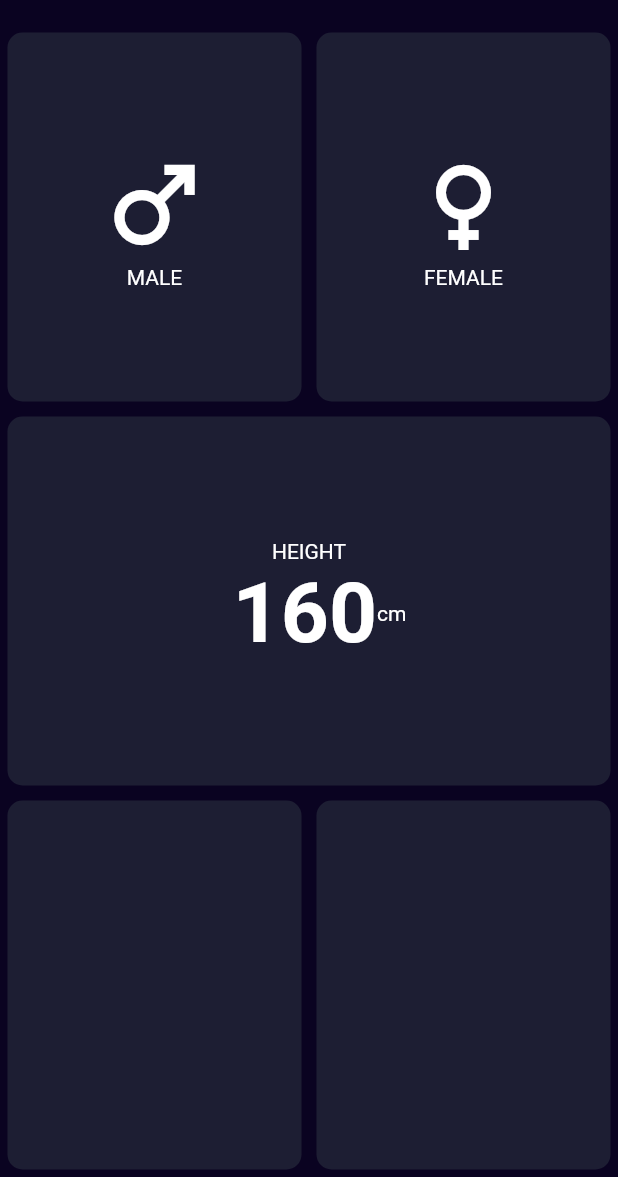
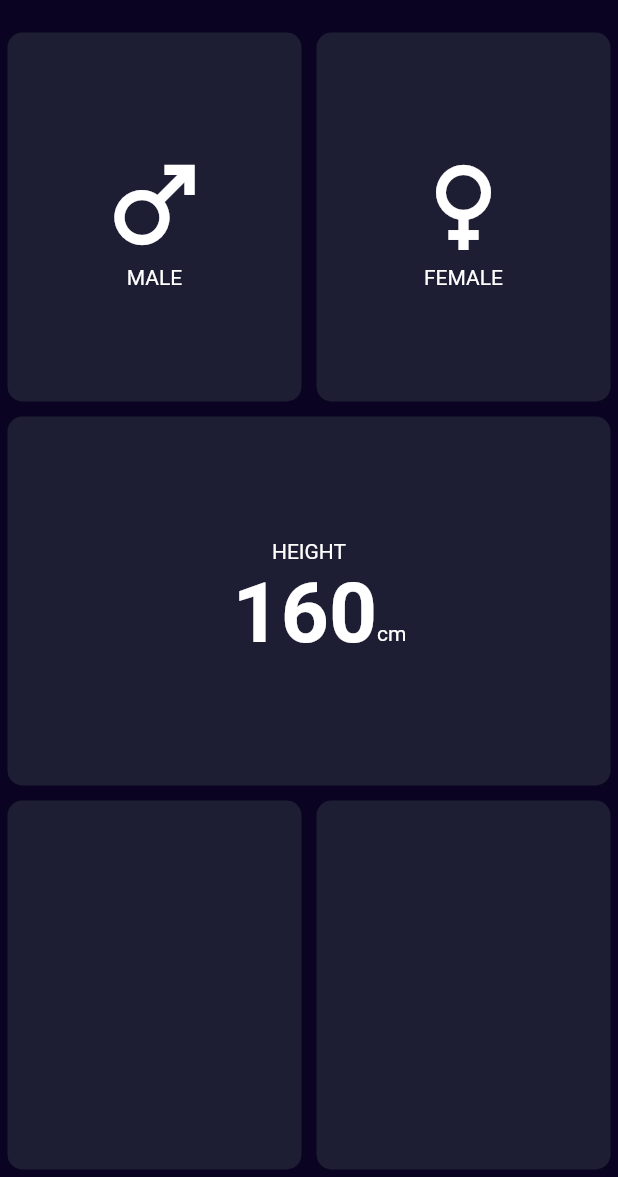
Before and after one commit to zharkynai13/Flutter-bilim, a Flutter app: the screen it shows after launch, on a phone screen of 412 x 824 dp, the part 59-1236 px from its top. Run offline on Flutter 3.47's test engine with Material 2 defaults, Android fonts, the phone set to English and light mode, and no system bars.

Commit message:
add new change

```diff
--- a/bmi_calculator_hw8/lib/view/home.dart
+++ b/bmi_calculator_hw8/lib/view/home.dart
@@ -43,12 +43,17 @@ class _HomePageState extends State<HomePage> {
                 color: Color(0xff1d1e33),
                 myChild: Column(
                   mainAxisAlignment: MainAxisAlignment.center,
+
                   children: [
                     Container(
                       child: Text("height".toUpperCase()),
                     ),
-                    Row(children: [
+                    Row(
+                      crossAxisAlignment: CrossAxisAlignment.baseline,
+                      textBaseline: TextBaseline.alphabetic,
+                      children: [
                       Container(
+
                         padding: const EdgeInsets.only(left: 150),
                         child: const Text("160", style: TextStyle(
                           fontSize: 56,
```
